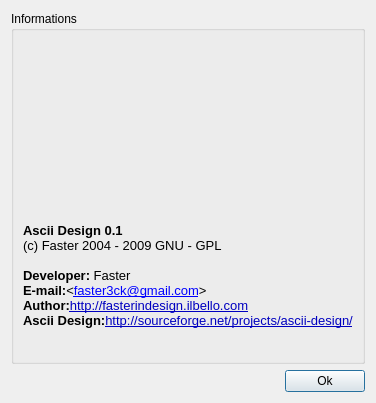
Old version of the form ui/infodialog.ui in the repository Faster3ck/Ascii-Design.
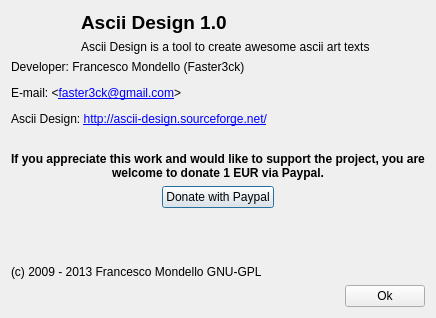
New version of the form. Icons and pictures are not drawn.

Diff of the .ui file:
```diff
--- a/ui/infodialog.ui
+++ b/ui/infodialog.ui
@@ -1,12 +1,12 @@
 <ui version="4.0" >
  <class>DialogInfo</class>
- <widget class="QDialog" name="DialogInfo" >
-  <property name="geometry" >
+ <widget class="QDialog" name="DialogInfo">
+  <property name="geometry">
    <rect>
     <x>0</x>
     <y>0</y>
-    <width>359</width>
-    <height>403</height>
+    <width>436</width>
+    <height>318</height>
    </rect>
   </property>
   <property name="windowTitle" >
@@ -18,61 +18,67 @@
   </property>
   <layout class="QVBoxLayout" name="verticalLayout_2" >
    <item>
-    <widget class="QGroupBox" name="groupBox" >
-     <property name="title" >
-      <string>Informations</string>
+    <layout class="QHBoxLayout" name="horizontalLayout">
+     <item>
+      <widget class="QLabel" name="label">
+       <property name="maximumSize">
+        <size>
+         <width>64</width>
+         <height>64</height>
+        </size>
+       </property>
+       <property name="text">
+        <string/>
+       </property>
+       <property name="pixmap">
+        <pixmap resource="../res.qrc">:/Toolbar/pics/ascii-design.png</pixmap>
+       </property>
+       <property name="scaledContents">
+        <bool>true</bool>
+       </property>
+      </widget>
+     </item>
+     <item>
+      <layout class="QVBoxLayout" name="verticalLayout">
+       <item>
+        <widget class="QLabel" name="label_4">
+         <property name="text">
+          <string>&lt;html&gt;&lt;head/&gt;&lt;body&gt;&lt;p&gt;&lt;span style=&quot; font-size:14pt; font-weight:600;&quot;&gt;Ascii Design 1.0&lt;/span&gt;&lt;/p&gt;&lt;/body&gt;&lt;/html&gt;</string>
+         </property>
+        </widget>
+       </item>
+       <item>
+        <widget class="QLabel" name="label_3">
+         <property name="text">
+          <string>&lt;html&gt;&lt;head/&gt;&lt;body&gt;&lt;p&gt;Ascii Design is a tool to create awesome ascii art texts&lt;/p&gt;&lt;/body&gt;&lt;/html&gt;</string>
+         </property>
+        </widget>
+       </item>
+      </layout>
+     </item>
+    </layout>
+   </item>
+   <item>
+    <widget class="QLabel" name="label_2">
+     <property name="text">
+      <string>&lt;html&gt;&lt;head/&gt;&lt;body&gt;&lt;p&gt;Developer: Francesco Mondello (Faster3ck)&lt;/p&gt;&lt;p&gt;E-mail: &amp;lt;&lt;a href=&quot;mailto:faster3ck@gmail.com&quot;&gt;&lt;span style=&quot; text-decoration: underline; color:#0000ff;&quot;&gt;faster3ck@gmail.com&lt;/span&gt;&lt;/a&gt;&amp;gt;&lt;/p&gt;&lt;p&gt;Ascii Design: &lt;a href=&quot;http://ascii-design.sourceforge.net/&quot;&gt;&lt;span style=&quot; text-decoration: underline; color:#0000ff;&quot;&gt;http://ascii-design.sourceforge.net/&lt;/span&gt;&lt;/a&gt;&lt;/p&gt;&lt;p align=&quot;center&quot;&gt;&lt;br/&gt;&lt;span style=&quot; font-weight:600;&quot;&gt;If you appreciate this work and would like to support the project, you are welcome to donate 1 EUR via Paypal.&lt;/span&gt;&lt;/p&gt;&lt;/body&gt;&lt;/html&gt;</string>
      </property>
-     <layout class="QGridLayout" name="gridLayout" >
-      <item row="0" column="0" >
-       <widget class="QLabel" name="label" >
-        <property name="text" >
-         <string/>
-        </property>
-        <property name="pixmap" >
-         <pixmap resource="../res.qrc" >:/Toolbar/pics/ascii-design.png</pixmap>
-        </property>
-        <property name="scaledContents" >
-         <bool>false</bool>
-        </property>
-       </widget>
-      </item>
-      <item row="1" column="0" >
-       <layout class="QVBoxLayout" name="verticalLayout" >
-        <item>
-         <widget class="QLabel" name="label_2" >
-          <property name="font" >
-           <font>
-            <weight>75</weight>
-            <bold>true</bold>
-           </font>
-          </property>
-          <property name="text" >
-           <string>&lt;!DOCTYPE HTML PUBLIC "-//W3C//DTD HTML 4.0//EN" "http://www.w3.org/TR/REC-html40/strict.dtd">
-&lt;html>&lt;head>&lt;meta name="qrichtext" content="1" />&lt;title>Ascii Design&lt;/title>&lt;style type="text/css">
-p, li { white-space: pre-wrap; }
-&lt;/style>&lt;/head>&lt;body style=" font-family:'Sans Serif'; font-size:10pt; font-weight:600; font-style:normal;">
-&lt;p style=" margin-top:0px; margin-bottom:0px; margin-left:0px; margin-right:0px; -qt-block-indent:0; text-indent:0px; font-family:'MS Shell Dlg 2'; font-size:8pt; font-weight:400;">&lt;span style=" font-size:10pt; font-weight:600;">Ascii Design 0.1&lt;/span>&lt;/p>
-&lt;p style=" margin-top:0px; margin-bottom:0px; margin-left:0px; margin-right:0px; -qt-block-indent:0; text-indent:0px; font-family:'MS Shell Dlg 2'; font-size:8pt; font-weight:400;">&lt;span style=" font-size:10pt;">(c) Faster 2004 - 2009 GNU - GPL&lt;/span>&lt;/p>
-&lt;p style="-qt-paragraph-type:empty; margin-top:0px; margin-bottom:0px; margin-left:0px; margin-right:0px; -qt-block-indent:0; text-indent:0px; font-family:'MS Shell Dlg 2'; font-weight:400;">&lt;/p>
-&lt;p style=" margin-top:0px; margin-bottom:0px; margin-left:0px; margin-right:0px; -qt-block-indent:0; text-indent:0px; font-family:'MS Shell Dlg 2'; font-weight:400; color:#000000;">&lt;span style=" font-weight:600;">Developer: &lt;/span>Faster&lt;/p>
-&lt;p style=" margin-top:0px; margin-bottom:0px; margin-left:0px; margin-right:0px; -qt-block-indent:0; text-indent:0px; font-family:'MS Shell Dlg 2'; font-weight:400; color:#000000;">&lt;span style=" font-weight:600;">E-mail:&lt;/span>&amp;lt;&lt;a href="mailto:faster3ck@gmail.com">&lt;span style=" text-decoration: underline; color:#0000ff;">faster3ck@gmail.com&lt;/span>&lt;/a>&amp;gt;&lt;br />&lt;span style=" font-weight:600;">Author:&lt;/span>&lt;a href="http://fasterindesign.ilbello.com">&lt;span style=" text-decoration: underline; color:#0000c0;">http://fasterindesign.ilbello.com&lt;/span>&lt;/a>&lt;/p>
-&lt;p style=" margin-top:0px; margin-bottom:0px; margin-left:0px; margin-right:0px; -qt-block-indent:0; text-indent:0px; font-family:'MS Shell Dlg 2'; font-weight:400; text-decoration: underline; color:#0000ff;">&lt;span style=" font-weight:600; text-decoration:none; color:#000000;">Ascii Design:&lt;/span>&lt;a href="http://sourceforge.net/projects/ascii-design/">&lt;span style=" color:#0000c0;">http://sourceforge.net/projects/ascii-design/&lt;/span>&lt;/a>&lt;/p>&lt;/body>&lt;/html></string>
-          </property>
-         </widget>
-        </item>
-       </layout>
-      </item>
-     </layout>
+     <property name="wordWrap">
+      <bool>true</bool>
+     </property>
+     <property name="openExternalLinks">
+      <bool>true</bool>
+     </property>
     </widget>
    </item>
    <item>
     <layout class="QHBoxLayout" name="horizontalLayout_5" >
      <item>
-      <spacer name="horizontalSpacer_2" >
-       <property name="orientation" >
+      <spacer name="horizontalSpacer">
+       <property name="orientation">
         <enum>Qt::Horizontal</enum>
        </property>
-       <property name="sizeHint" stdset="0" >
+       <property name="sizeHint" stdset="0">
         <size>
          <width>40</width>
          <height>20</height>
@@ -81,8 +87,65 @@
       </spacer>
      </item>
      <item>
-      <widget class="QPushButton" name="buttonOk" >
-       <property name="text" >
+      <widget class="QPushButton" name="pushDonate">
+       <property name="text">
+        <string>Donate with Paypal</string>
+       </property>
+      </widget>
+     </item>
+     <item>
+      <spacer name="horizontalSpacer_3">
+       <property name="orientation">
+        <enum>Qt::Horizontal</enum>
+       </property>
+       <property name="sizeHint" stdset="0">
+        <size>
+         <width>40</width>
+         <height>20</height>
+        </size>
+       </property>
+      </spacer>
+     </item>
+    </layout>
+   </item>
+   <item>
+    <spacer name="verticalSpacer">
+     <property name="orientation">
+      <enum>Qt::Vertical</enum>
+     </property>
+     <property name="sizeHint" stdset="0">
+      <size>
+       <width>20</width>
+       <height>40</height>
+      </size>
+     </property>
+    </spacer>
+   </item>
+   <item>
+    <widget class="QLabel" name="label_5">
+     <property name="text">
+      <string>(c) 2009 - 2013 Francesco Mondello GNU-GPL</string>
+     </property>
+    </widget>
+   </item>
+   <item>
+    <layout class="QHBoxLayout" name="horizontalLayout_2">
+     <item>
+      <spacer name="horizontalSpacer_2">
+       <property name="orientation">
+        <enum>Qt::Horizontal</enum>
+       </property>
+       <property name="sizeHint" stdset="0">
+        <size>
+         <width>40</width>
+         <height>20</height>
+        </size>
+       </property>
+      </spacer>
+     </item>
+     <item>
+      <widget class="QPushButton" name="buttonOk">
+       <property name="text">
         <string>Ok</string>
        </property>
       </widget>
```
Left out of the diff: 15 changed lines with no effect on the pictures.
